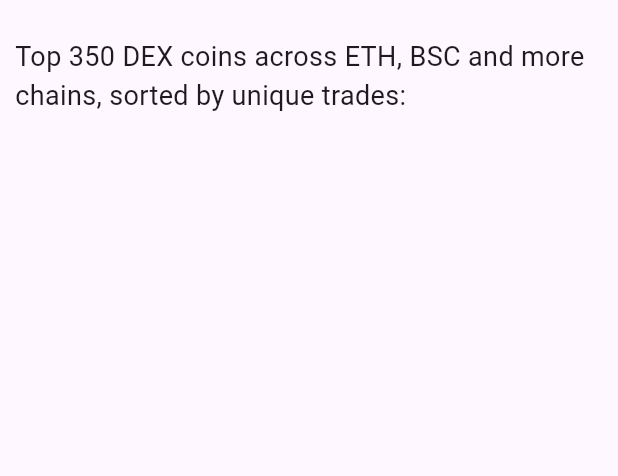
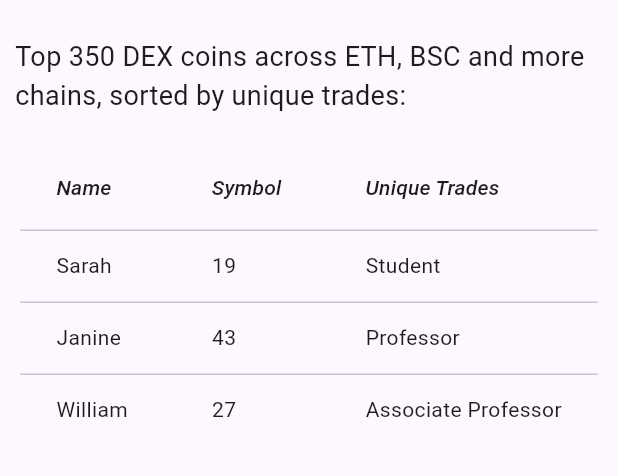
Before and after one commit to ekatwood/meme_hunter, a Flutter app: the screen it shows after launch, on a phone screen of 412 x 824 dp, the part 255-731 px from its top. Run offline on Flutter 3.47's test engine with Material 3 defaults, Android fonts, the phone set to English and light mode, and no system bars; our stand-ins replace cloud_firestore, firebase_core; accounts and stored records are empty; generated files the repository leaves out were written again; statements that could not run were skipped.

```diff
--- a/lib/find_unique_trades.dart
+++ b/lib/find_unique_trades.dart
@@ -17,11 +17,14 @@ Future<List<QueryDocumentSnapshot>> fetchDocumentsTESTING() async {
   // Step 2: Query documents with the latest timestamp, ordered by 'tradesCountWithUniqueTraders'
   final latestDocsQuery = await collectionRef
       .where('timestamp', isEqualTo: latestTimestamp)
-      .orderBy('tradesCountWithUniqueTraders', descending: true)
       .get();
 
   for (var doc in latestDocsQuery.docs) {
-    print(doc.data()); // This will print the document's data as a map
+    print(doc['Name']);
+    print(doc['Symbol']);
+    print(doc['tradesCountWithUniqueTraders']);
+    print(doc['timestamp']);
+    print('===');
   }
 
   return latestDocsQuery.docs;
--- a/lib/main.dart
+++ b/lib/main.dart
@@ -63,20 +63,67 @@ class MemeHunterPage extends StatelessWidget {
             ),
           ),
           const Padding(
-            padding: EdgeInsets.only(top: 25.0,right: 10, left: 10),
-            child:
-              Text(
-                'Top 350 DEX coins across ETH, BSC and more chains, sorted by unique trades:',
-                style: TextStyle(fontSize: 18),
-              ),
+            padding: EdgeInsets.only(top: 25.0, right: 10, left: 10),
+            child: Text(
+              'Top 350 DEX coins across ETH, BSC and more chains, sorted by unique trades:',
+              style: TextStyle(fontSize: 18),
+            ),
           ),
-          // LayoutBuilder(
-          //   builder: (context, constraints) {
-          //     // Use constraints.maxWidth and constraints.maxHeight
-          //
-          //     return TokensDataTable();
-          //   },
-          // ),
+          Padding(
+            padding:
+                EdgeInsets.only(top: 20.0, right: 10, left: 10, bottom: 15),
+            child: DataTable(
+              columns: const <DataColumn>[
+                DataColumn(
+                  label: Expanded(
+                    child: Text(
+                      'Name',
+                      style: TextStyle(fontStyle: FontStyle.italic),
+                    ),
+                  ),
+                ),
+                DataColumn(
+                  label: Expanded(
+                    child: Text(
+                      'Symbol',
+                      style: TextStyle(fontStyle: FontStyle.italic),
+                    ),
+                  ),
+                ),
+                DataColumn(
+                  label: Expanded(
+                    child: Text(
+                      'Unique Trades',
+                      style: TextStyle(fontStyle: FontStyle.italic),
+                    ),
+                  ),
+                ),
+              ],
+              rows:  <DataRow>[
+                DataRow(
+                  cells: <DataCell>[
+                    DataCell(Text('Sarah')),
+                    DataCell(Text('19')),
+                    DataCell(Text('Student')),
+                  ],
+                ),
+                DataRow(
+                  cells: <DataCell>[
+                    DataCell(Text('Janine')),
+                    DataCell(Text('43')),
+                    DataCell(Text('Professor')),
+                  ],
+                ),
+                DataRow(
+                  cells: <DataCell>[
+                    DataCell(Text('William')),
+                    DataCell(Text('27')),
+                    DataCell(Text('Associate Professor')),
+                  ],
+                ),
+              ],
+            ),
+          ),
         ],
       ),
     );
```
